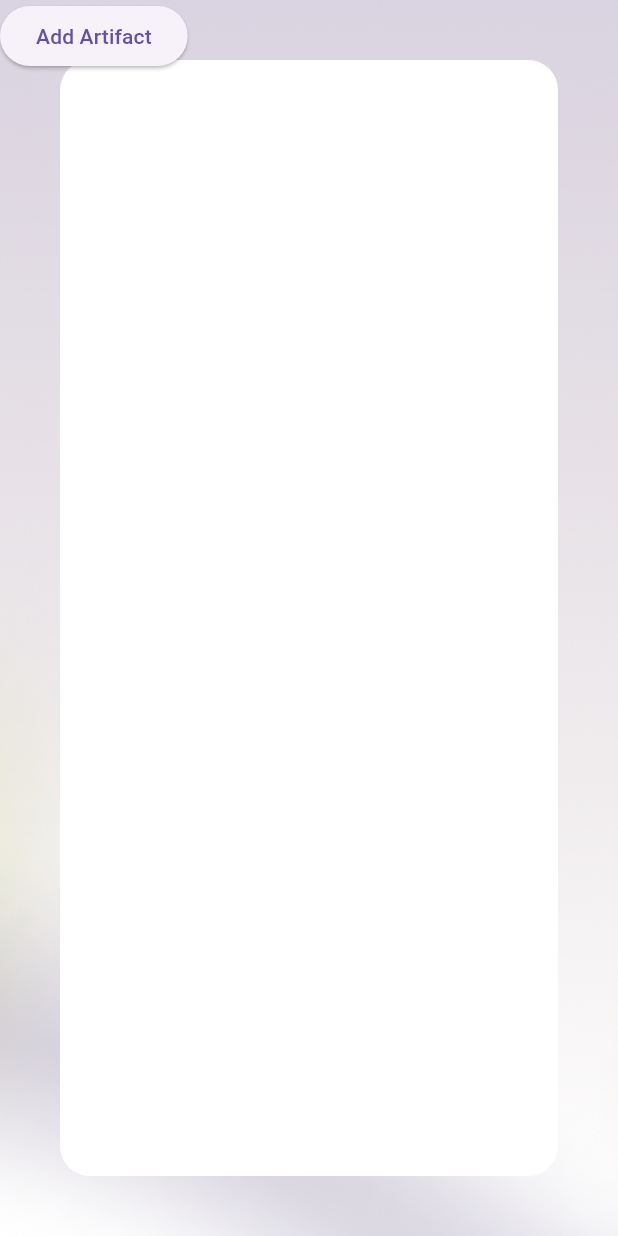
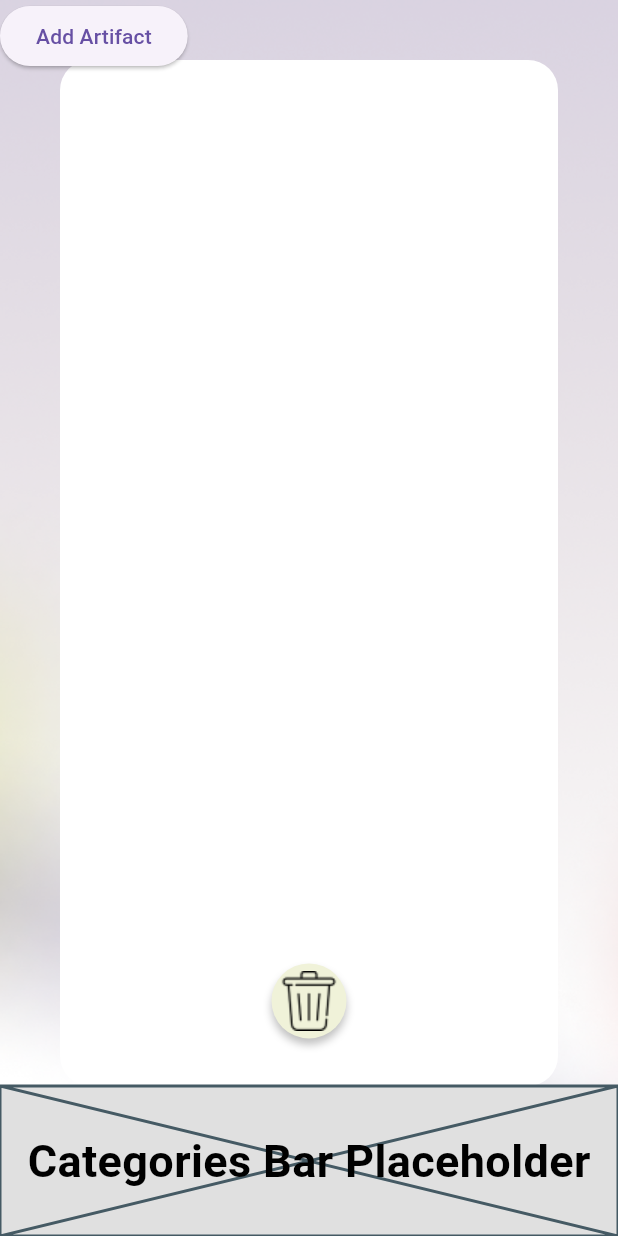
Before and after one commit to aau-giraf/visual-tangible-artefacts, a Flutter app: the screen it shows after launch, on a phone screen of 412 x 824 dp. Run offline on Flutter 3.47's test engine with Material 3 defaults, Android fonts, the phone set to English and light mode, and no system bars; our stand-ins replace flutter_svg; generated files the repository leaves out were written again.

Commit message:
added placeholder for categories bar

```diff
--- a/Frontend/vta_app/lib/src/ui/screens/artifact_board_screen.dart
+++ b/Frontend/vta_app/lib/src/ui/screens/artifact_board_screen.dart
@@ -8,8 +8,6 @@ class ArtifactBoardScreen extends StatelessWidget {
 
   @override
   Widget build(BuildContext context) {
-    // Define the height of the bottom bar (if any)
-
     double padding = 40; // Padding around the ArtifactBoard
     final GlobalKey<TalkingMatState> talkingmatKey =
         GlobalKey<TalkingMatState>();
@@ -26,7 +24,8 @@ class ArtifactBoardScreen extends StatelessWidget {
           children: [
             // Center the ArtifactBoard with appropriate padding
             Padding(
-              padding: EdgeInsets.all(padding),
+              padding: EdgeInsets.only(
+                  top: padding, left: padding, right: padding, bottom: 0),
               child: Center(
                 child: TalkingMat(
                   key: talkingmatKey,
@@ -38,7 +37,7 @@ class ArtifactBoardScreen extends StatelessWidget {
                     Artifact(
                       position: const Offset(500, 250),
                       content: SvgPicture.asset('assets/icons/sillyface.svg'),
-                    )
+                    ),
                   ], // Full width with padding
                 ),
               ),
@@ -48,17 +47,31 @@ class ArtifactBoardScreen extends StatelessWidget {
                 // Create a new artifact and add it
                 Artifact newArtifact = Artifact(
                   content: SvgPicture.asset('assets/icons/sillyface.svg'),
-                  position: const Offset(100, 100),
+                  position: const Offset(299, 200),
                 );
                 // Call the addArtifact method directly
                 talkingmatKey.currentState?.addArtifact(newArtifact);
               },
               child: const Text('Add Artifact'),
             ),
-            // Add more widgets here as needed
           ],
         ),
       ),
+      bottomNavigationBar: Container(
+          height: 100, // Set the height of the placeholder
+          color: Colors.grey[300], // Set a background color for the placeholder
+          alignment: Alignment.center,
+          child: const Stack(alignment: Alignment.center, children: [
+            Placeholder(),
+            Text(
+              'Categories Bar Placeholder',
+              style: TextStyle(
+                fontSize: 30,
+                fontWeight: FontWeight.bold,
+                color: Colors.black,
+              ),
+            ),
+          ])),
     );
   }
 }
--- a/Frontend/vta_app/lib/src/ui/widgets/board/talking_mat.dart
+++ b/Frontend/vta_app/lib/src/ui/widgets/board/talking_mat.dart
@@ -34,6 +34,10 @@ class TalkingMatState extends State<TalkingMat> {
     setState(() {
       artifacts.add(artifact);
     });
+  }
+
+  void removeArtifact(GlobalKey artifactKey) {
+    artifacts.removeWhere((artifact) => artifact.key == artifactKey);
   }
 
   void _updateArtifactPosition(Artifact artifact, Offset offset) {
@@ -85,9 +89,11 @@ class TalkingMatState extends State<TalkingMat> {
     return GestureDetector(
       onLongPressDown: (details) {
         isGestureInsideMat = true;
+        print("long press init");
       },
       onLongPressCancel: () {
         isGestureInsideMat = false;
+        print("long press cancelled");
       },
       child: Container(
         height: widget.height,
@@ -96,8 +102,8 @@ class TalkingMatState extends State<TalkingMat> {
           color: widget.backgroundColor ?? Colors.white,
           borderRadius: BorderRadius.circular(20),
         ),
-        child: Stack(
-          children: artifacts.map((artifact) {
+        child: Stack(children: [
+          ...artifacts.map((artifact) {
             // Call the function to get the size of the artifact once
             _loadArtifactSize(artifact);
             return Positioned(
@@ -125,8 +131,45 @@ class TalkingMatState extends State<TalkingMat> {
                 },
               ),
             );
-          }).toList(),
-        ),
+          }),
+          Align(
+            alignment:
+                Alignment.lerp(Alignment.bottomCenter, Alignment.center, 0.1) ??
+                    Alignment.bottomCenter,
+            child: DragTarget<Artifact>(
+              builder: (context, data, rejectedData) {
+                return Container(
+                  width: 50,
+                  height: 50,
+                  decoration: const ShapeDecoration(
+                    color: Color(0xFFF0F2D9),
+                    shape: OvalBorder(),
+                    shadows: [
+                      BoxShadow(
+                        color: Color(0x3F000000),
+                        blurRadius: 4,
+                        offset: Offset(0, 4),
+                        spreadRadius: 0,
+                      )
+                    ],
+                  ),
+                  child: Center(
+                    child: Container(
+                      decoration: const BoxDecoration(
+                          image: DecorationImage(
+                              image: AssetImage('assets/icons/trash_bin.png'),
+                              fit: BoxFit.scaleDown)),
+                    ),
+                  ),
+                );
+              },
+              onAcceptWithDetails: (details) {
+                var artifactKey = details.data.key;
+                removeArtifact(artifactKey);
+              },
+            ),
+          ),
+        ]),
       ),
     );
   }
```
Also changed, not shown: Frontend/vta_app/assets/icons/trash_bin.png (added).
